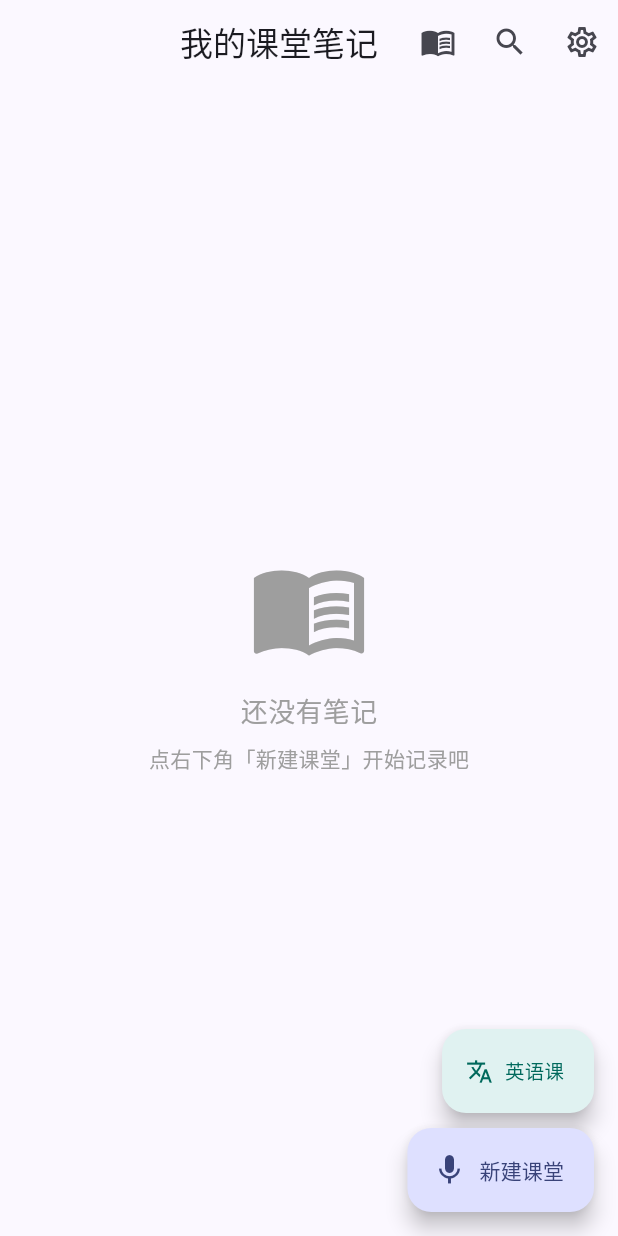
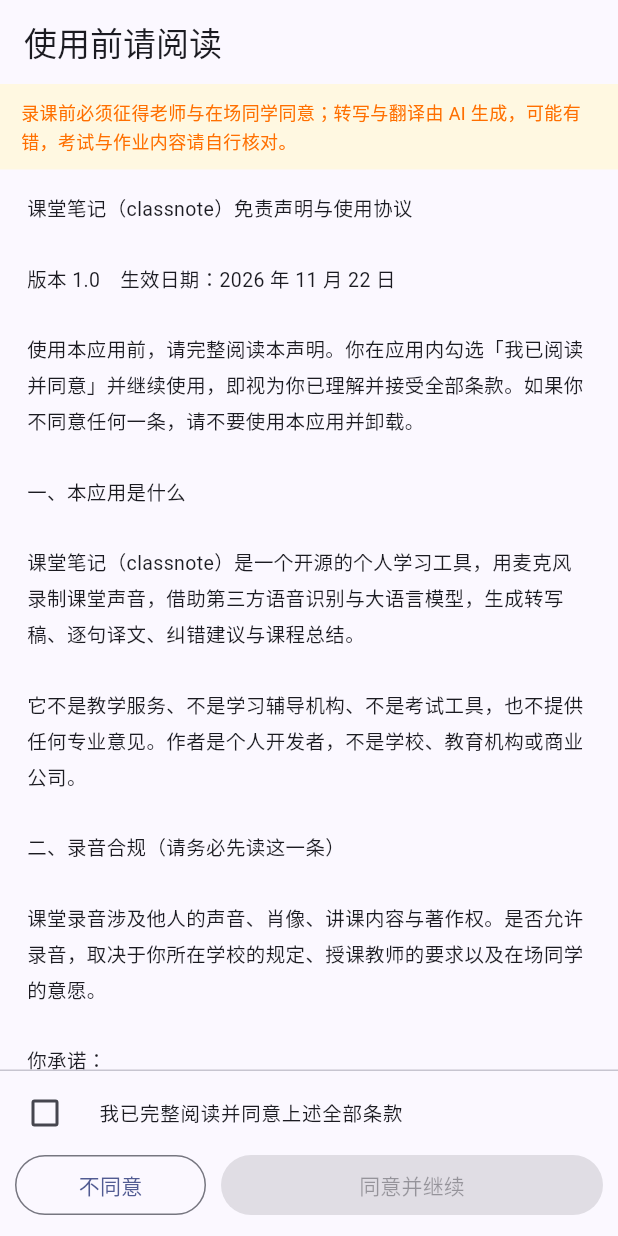
Before and after one commit to ddggg774/classnote, a Flutter app: the screen it shows after launch, on a phone screen of 412 x 824 dp. Run offline on Flutter 3.47's test engine with Material 3 defaults, Android fonts, the phone set to English and light mode, and no system bars; our stand-ins replace material_ui, share_plus, shared_preferences, sqflite, wakelock_plus; missing offline and left inert: flutter_foreground_task, record; accounts and stored records are empty.

Commit message:
免责声明：首次启动必须同意（版本 1.0）

```diff
--- a/lib/main.dart
+++ b/lib/main.dart
@@ -3,7 +3,9 @@
 import 'package:material_ui/material_ui.dart';
 import 'package:flutter/services.dart';
 
+import 'pages/disclaimer_page.dart';
 import 'pages/home_page.dart';
+import 'services/settings_service.dart';
 
 void main() async {
   // 保证 Flutter 引擎初始化完成（后续会用到数据库等插件）
@@ -30,7 +32,49 @@ class ClassNoteApp extends StatelessWidget {
         colorScheme: ColorScheme.fromSeed(seedColor: Colors.indigo),
         useMaterial3: true,
       ),
-      home: const HomePage(),
+      home: const StartupGate(),
     );
   }
 }
+
+/// 启动闸门：没同意免责声明就不给进首页。
+///
+/// 【为什么放在入口而不是设置里】
+/// 这个 App 会录课堂声音、把内容发给第三方模型。用户必须在第一次使用前
+/// 明确看到这些条款并点同意；藏在设置里等于没有告知。
+class StartupGate extends StatefulWidget {
+  const StartupGate({super.key});
+
+  @override
+  State<StartupGate> createState() => _StartupGateState();
+}
+
+class _StartupGateState extends State<StartupGate> {
+  /// null = 还在读本地记录
+  bool? _accepted;
+
+  @override
+  void initState() {
+    super.initState();
+    _check();
+  }
+
+  Future<void> _check() async {
+    final ok =
+        await SettingsService().hasAcceptedDisclaimer(Disclaimer.version);
+    if (!mounted) return;
+    setState(() => _accepted = ok);
+  }
+
+  @override
+  Widget build(BuildContext context) {
+    final accepted = _accepted;
+    if (accepted == null) {
+      return const Scaffold(body: Center(child: CircularProgressIndicator()));
+    }
+    if (accepted) return const HomePage();
+    return DisclaimerPage(
+      onAccepted: () => setState(() => _accepted = true),
+    );
+  }
+}
--- /dev/null
+++ b/lib/pages/disclaimer_page.dart
@@ -0,0 +1,282 @@
+// lib/pages/disclaimer_page.dart
+// 首次使用前的免责声明与同意页。
+//
+// 【为什么是「必须同意才能用」】
+// 这个 App 会录课堂声音、把录音与文本发给第三方模型。录音涉及老师与同学的
+// 权利，AI 输出也可能出错。把这些讲清楚、让用户明确点一次，比藏在设置里
+// 一句「仅供学习」更负责。
+//
+// 【记录什么】
+// 只在本机记「同意的版本号 + 时间」，不上传。版本号变了会再次要求确认。
+import 'package:material_ui/material_ui.dart';
+import 'package:flutter/services.dart';
+
+import '../services/settings_service.dart';
+
+/// 免责声明的正文与版本号。
+///
+/// 修改正文时**必须**同时改 [version]：否则老用户不会再看到新条款。
+class Disclaimer {
+  /// 与 docs/免责声明.md 保持一致，改一处就要改另一处
+  static const String version = '1.0';
+
+  static const String text = '''
+课堂笔记（classnote）免责声明与使用协议
+
+版本 1.0　生效日期：2026 年 11 月 22 日
+
+使用本应用前，请完整阅读本声明。你在应用内勾选「我已阅读并同意」并继续使用，即视为你已理解并接受全部条款。如果你不同意任何一条，请不要使用本应用并卸载。
+
+一、本应用是什么
+
+课堂笔记（classnote）是一个开源的个人学习工具，用麦克风录制课堂声音，借助第三方语音识别与大语言模型，生成转写稿、逐句译文、纠错建议与课程总结。
+
+它不是教学服务、不是学习辅导机构、不是考试工具，也不提供任何专业意见。作者是个人开发者，不是学校、教育机构或商业公司。
+
+二、录音合规（请务必先读这一条）
+
+课堂录音涉及他人的声音、肖像、讲课内容与著作权。是否允许录音，取决于你所在学校的规定、授课教师的要求以及在场同学的意愿。
+
+你承诺：
+
+1. 录音前已遵守学校、院系与课堂的管理规定；学校或教师明确禁止录音的，你不得使用本应用录音；
+2. 已如实告知授课教师与在场同学，并取得他们的同意（法律或校规另有要求的，从其要求）；
+3. 录音仅用于你个人的学习与复习，不公开传播、不上传至公开平台、不用于营利、不用于侮辱、诽谤、恶搞或断章取义；
+4. 不将录音或转写内容用于抄袭、代写、考试作弊或任何违反学术诚信的用途；
+5. 课堂讲授内容的著作权归授课教师或学校所有；你仅在自己学习所需的范围内使用，不主张任何权利。
+
+因录音行为本身引发的纠纷、投诉、处分或法律责任，由你自行承担，作者不承担任何责任。
+
+三、AI 生成内容的边界
+
+转写、翻译、纠错、总结、思维导图、知识库词条均由第三方模型生成。模型会出错，而且可能以很自信的方式出错：
+
+· 可能听错、漏听、把专业术语写成同音词；
+· 翻译可能错译、漏译、把句子合并或改写；
+· 总结可能遗漏要点、张冠李戴，甚至生成原文没有的内容（幻觉）；
+· 术语释义、考点提示、复习题可能不准确。
+
+因此：
+
+1. 本应用的输出只能作为复习的辅助线索，不能作为事实依据。考试、作业、论文、实验报告中的任何内容，都必须回到教材、讲义与原始录音核对。
+2. 不要把它当作医疗、法律、财务、心理等任何专业建议。
+3. 涉及成绩、学分、处分、学术不端认定的场景，请以学校与教师的正式要求为准。
+4. 应用内已尽量标注「待确认」「转写缺失」等提示，但这些提示本身也不保证完备。
+
+四、第三方服务、费用与数据出境
+
+本应用自身不提供 AI 能力，全部依赖你自行申请密钥的第三方服务：
+
+· 语音转写：硅基流动（SiliconFlow），发送录音片段（按 60 秒切片上传）；
+· 纠错 / 总结 / 翻译 / 词条抽取：DeepSeek，发送转写文本、你填写的课程与章节信息、提示词。
+
+密钥由你本人申请并保存在本机，作者不接触、不代收任何费用。调用产生的费用由你自行承担，具体价格以服务商官网为准；作者无法控制服务商的计费方式与调价。
+
+你的录音与文本会离开本机、发送至上述服务商，其处理方式受各自服务条款与隐私政策约束。涉及敏感内容（他人隐私、未公开的研究数据、涉密课程）时，请勿使用本应用。
+
+服务商可能变更接口、限制访问或停止服务，导致功能不可用，作者不承担因此产生的责任。
+
+五、数据存储与丢失风险
+
+笔记、转写稿、译文、总结保存在你手机的本地数据库中；本应用没有账号体系，也不向作者自建的服务器上传任何数据。
+
+卸载应用、清除应用数据、更换手机、系统故障或误操作，都可能造成数据永久丢失。请对重要笔记自行导出备份。
+
+本应用会申请麦克风权限、录音前台服务与通知权限，仅用于录音与显示录音状态。
+
+六、开源许可与担保排除
+
+本应用以 MIT 许可证开源。在适用法律允许的最大范围内：
+
+1. 本应用按「现状」提供，不附带任何明示或默示的担保，包括但不限于适销性、特定用途适用性与不侵权的担保；
+2. 作者不保证应用无错误、不中断、不丢失数据，也不保证识别或生成结果准确；
+3. 作者不对因使用或无法使用本应用而产生的任何直接、间接、附带、特殊或后果性损失承担责任，包括但不限于成绩受损、数据丢失、设备损坏、第三方索赔。
+
+七、责任限制
+
+在适用法律允许的范围内，你同意：因你使用本应用（包括录音行为、AI 生成内容的使用、向第三方服务提交数据）引起的任何索赔、纠纷、处罚或损失，由你自行承担；作者不承担赔偿责任。
+
+本条款不排除依法不能排除的责任。
+
+八、未成年人
+
+如果你未满 18 周岁，请在监护人阅读并同意本声明后再使用。
+
+九、条款更新与同意记录
+
+本声明可能随功能变化更新，版本号写在本页顶部。你在应用内的同意动作会在本机记录同意的版本号与时间，不会上传。版本更新后，应用会再次要求你确认；不同意更新后的条款，请停止使用并卸载。
+
+十、其他
+
+本声明不构成法律意见。若你需要确认其在所在地区的效力，请咨询专业律师。若本声明部分条款被认定无效，其余条款仍然有效。如不同意本声明任何内容，请立即卸载本应用并不再使用。
+
+再次提醒：录课前先征得老师与同学同意；AI 生成的内容一定要自己核对。
+''';
+}
+
+class DisclaimerPage extends StatefulWidget {
+  const DisclaimerPage({
+    super.key,
+    required this.onAccepted,
+    this.readOnly = false,
+  });
+
+  /// 同意后回调。首次启动时由 StartupGate 用它切到首页。
+  final VoidCallback onAccepted;
+
+  /// 从设置页进入时为只读：只展示，不再要求勾选。
+  final bool readOnly;
+
+  @override
+  State<DisclaimerPage> createState() => _DisclaimerPageState();
+}
+
+class _DisclaimerPageState extends State<DisclaimerPage> {
+  bool _agreed = false;
+  bool _saving = false;
+
+  Future<void> _accept() async {
+    if (_saving) return;
+    setState(() => _saving = true);
+    await SettingsService().acceptDisclaimer(Disclaimer.version);
+    if (!mounted) return;
+    widget.onAccepted();
+  }
+
+  Future<void> _refuse() async {
+    final ok = await showDialog<bool>(
+      context: context,
+      builder: (ctx) => AlertDialog(
+        title: const Text('不同意就无法使用'),
+        content: const Text(
+          '本应用需要录音并把内容发送给第三方 AI 服务，'
+          '在你同意这些条款前不能使用。\n\n现在退出并卸载吗？',
+        ),
+        actions: [
+          TextButton(
+            onPressed: () => Navigator.pop(ctx, false),
+            child: const Text('再看看'),
+          ),
+          TextButton(
+            onPressed: () => Navigator.pop(ctx, true),
+            child: const Text('退出'),
+          ),
+        ],
+      ),
+    );
+    if (ok == true) {
+      // Android 上退出到桌面；iOS 无此语义，会退化为无操作
+      await SystemNavigator.pop();
+    }
+  }
+
+  String _formatTime(int millis) {
+    final d = DateTime.fromMillisecondsSinceEpoch(millis);
+    String two(int v) => v.toString().padLeft(2, '0');
+    return '${d.year}-${two(d.month)}-${two(d.day)} ${two(d.hour)}:${two(d.minute)}';
+  }
+
+  @override
+  Widget build(BuildContext context) {
+    final acceptedVersion = SettingsService.lastAcceptedVersion;
+    final acceptedAt = SettingsService.lastAcceptedAt;
+    return Scaffold(
+      appBar: AppBar(
+        title: Text(widget.readOnly ? '免责声明' : '使用前请阅读'),
+        automaticallyImplyLeading: widget.readOnly,
+      ),
+      body: SafeArea(
+        child: Column(
+          children: [
+            if (!widget.readOnly)
+              Container(
+                width: double.infinity,
+                color: Colors.amber.shade50,
+                padding:
+                    const EdgeInsets.symmetric(horizontal: 14, vertical: 10),
+                child: Text(
+                  '录课前必须征得老师与在场同学同意；转写与翻译由 AI 生成，'
+                  '可能有错，考试与作业内容请自行核对。',
+                  style: TextStyle(
+                      fontSize: 12, height: 1.5, color: Colors.amber.shade900),
+                ),
+              ),
+            const Expanded(
+              child: SingleChildScrollView(
+                padding: EdgeInsets.fromLTRB(18, 14, 18, 10),
+                child: SelectableText(
+                  Disclaimer.text,
+                  style: TextStyle(fontSize: 13, height: 1.75),
+                ),
+              ),
+            ),
+            const Divider(height: 1),
+            Padding(
+              padding: const EdgeInsets.fromLTRB(10, 4, 10, 10),
+              child: widget.readOnly
+                  ? Column(
+                      mainAxisSize: MainAxisSize.min,
+                      children: [
+                        if (acceptedVersion != null)
+                          Padding(
+                            padding: const EdgeInsets.only(bottom: 6),
+                            child: Text(
+                              '已同意版本 $acceptedVersion'
+                              '${acceptedAt == null ? '' : ' · ${_formatTime(acceptedAt)}'}',
+                              style: TextStyle(
+                                  fontSize: 11.5,
+                                  color: Colors.grey.shade600),
+                            ),
+                          ),
+                        SizedBox(
+                          width: double.infinity,
+                          child: OutlinedButton(
+                            onPressed: () => Navigator.of(context).pop(),
+                            child: const Text('返回'),
+                          ),
+                        ),
+                      ],
+                    )
+                  : Column(
+                      mainAxisSize: MainAxisSize.min,
+                      children: [
+                        CheckboxListTile(
+                          value: _agreed,
+                          onChanged: (v) =>
+                              setState(() => _agreed = v ?? false),
+                          dense: true,
+                          contentPadding: EdgeInsets.zero,
+                          controlAffinity: ListTileControlAffinity.leading,
+                          title: const Text(
+                            '我已完整阅读并同意上述全部条款',
+                            style: TextStyle(fontSize: 13),
+                          ),
+                        ),
+                        Row(
+                          children: [
+                            Expanded(
+                              child: OutlinedButton(
+                                onPressed: _refuse,
+                                child: const Text('不同意'),
+                              ),
+                            ),
+                            const SizedBox(width: 10),
+                            Expanded(
+                              flex: 2,
+                              child: ElevatedButton(
+                                onPressed:
+                                    (_agreed && !_saving) ? _accept : null,
+                                child: Text(_saving ? '记录中…' : '同意并继续'),
+                              ),
+                            ),
+                          ],
+                        ),
+                      ],
+                    ),
+            ),
+          ],
+        ),
+      ),
+    );
+  }
+}
--- a/lib/services/settings_service.dart
+++ b/lib/services/settings_service.dart
@@ -25,6 +25,41 @@ class SettingsService {
   /// 转写完成后是否自动 AI 纠错
   static const String _keyAutoCorrect = 'auto_correct_enabled';
   static const String _keyCaptureProfile = 'capture_profile';
+
+  /// 免责声明：已同意的版本号与同意时间（本机记录，不上传）
+  static const String _keyDisclaimerVersion = 'disclaimer_version';
+  static const String _keyDisclaimerAt = 'disclaimer_accepted_at';
+
+  /// 进程内缓存，供只读页显示「已同意版本/时间」
+  static String? lastAcceptedVersion;
+  static int? lastAcceptedAt;
+
+  /// 版本号不同的条款需要重新同意；从未同意过也需要。
+  /// 抽成纯函数是为了能在测试里验证，不用碰 SharedPreferences。
+  static bool needsDisclaimerAcceptance(
+    String? storedVersion,
+    String currentVersion,
+  ) =>
+      storedVersion == null || storedVersion != currentVersion;
+
+  /// 读取是否已同意当前版本（同时刷新进程内缓存）
+  Future<bool> hasAcceptedDisclaimer(String currentVersion) async {
+    final prefs = await SharedPreferences.getInstance();
+    final stored = prefs.getString(_keyDisclaimerVersion);
+    lastAcceptedVersion = stored;
+    lastAcceptedAt = prefs.getInt(_keyDisclaimerAt);
+    return !needsDisclaimerAcceptance(stored, currentVersion);
+  }
+
+  /// 记录同意：版本号 + 时间戳
+  Future<void> acceptDisclaimer(String version) async {
+    final prefs = await SharedPreferences.getInstance();
+    final now = DateTime.now().millisecondsSinceEpoch;
+    await prefs.setString(_keyDisclaimerVersion, version);
+    await prefs.setInt(_keyDisclaimerAt, now);
+    lastAcceptedVersion = version;
+    lastAcceptedAt = now;
+  }
 
   /// 旧键名，仅用于一次性迁移读取
   static const String _legacyAsrKey = 'aliyun_asr_key';
--- a/pubspec.yaml
+++ b/pubspec.yaml
@@ -1,7 +1,7 @@
 name: classnote
 description: 课堂实时语音转写、AI 总结与思维导图生成 App
 publish_to: 'none'
-version: 1.3.1+5
+version: 1.4.0+6
 
 environment:
   sdk: '>=3.0.0 <4.0.0'
```
Also changed, not shown: lib/pages/settings_page.dart (+26 -0 lines), 4 other files.
